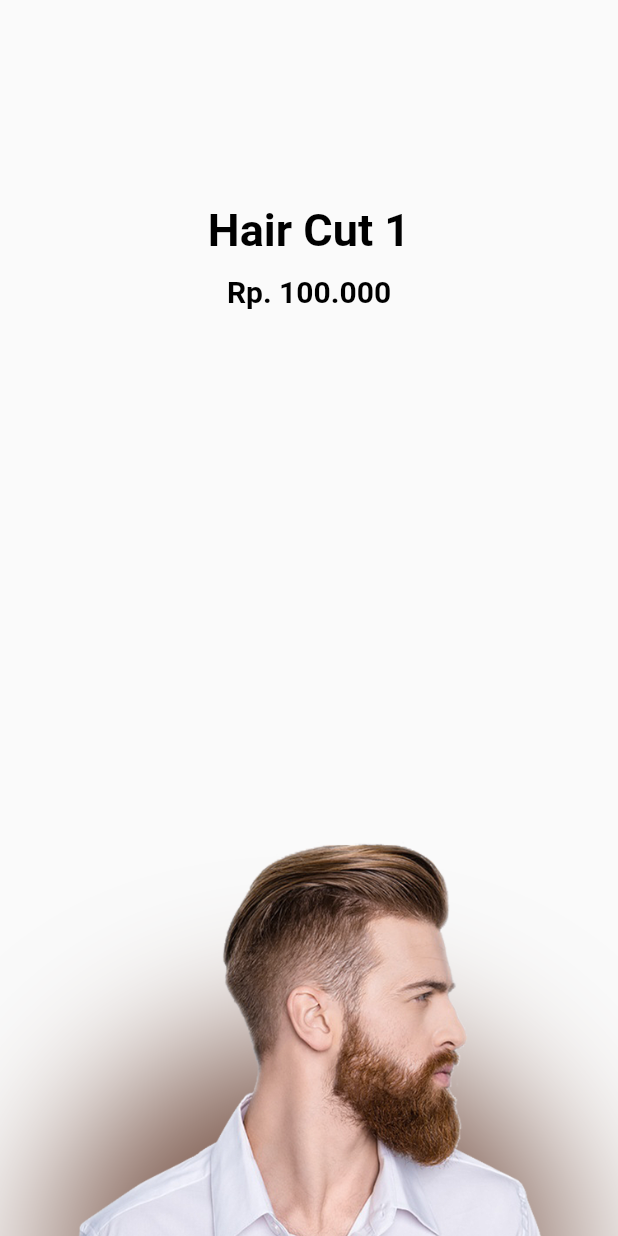
After one commit to jrdeavila/portafolio, a Flutter app: the screen it shows after launch, after a tap on "Barber Shop Animation", on a phone screen of 412 x 824 dp. The commit adds this screen. Run offline on Flutter 3.47's test engine with Material 2 defaults, Android fonts, the phone set to English and light mode, and no system bars.

Commit message:
Barber Shop Concept

```diff
--- a/lib/animations/animations.dart
+++ b/lib/animations/animations.dart
@@ -1,3 +1,4 @@
+export 'barber_shop_concept/barber_shop_page.dart';
 export 'bounce_out_bottom_bar_animation.dart';
 export 'maps_change_nofitication_listener.dart';
 export 'social_button_share_animation.dart';
--- /dev/null
+++ b/lib/animations/barber_shop_concept/barber_shop_concept.dart
@@ -0,0 +1 @@
+export 'barber_shop_page.dart';
--- /dev/null
+++ b/lib/animations/barber_shop_concept/barber_shop_page.dart
@@ -0,0 +1,178 @@
+import 'package:animation_examples/animations/barber_shop_concept/hair_cut_details_page.dart';
+import 'package:flutter/material.dart';
+import 'hair_cut.dart';
+
+class BarberShopAnimation extends StatefulWidget {
+  const BarberShopAnimation({super.key});
+
+  @override
+  State<BarberShopAnimation> createState() => _BarberShopAnimationState();
+}
+
+class _BarberShopAnimationState extends State<BarberShopAnimation> {
+  late PageController _scrollController, _textController;
+  double _currentPage = 0.0;
+  double _textPage = 0.0;
+  final Duration _duration = const Duration(milliseconds: 400);
+  @override
+  void initState() {
+    // TODO: implement initState
+    super.initState();
+    _scrollController = PageController(viewportFraction: 0.35);
+    _textController = PageController();
+    _scrollController.addListener(_scrollListener);
+    _textController.addListener(_textScrollListener);
+  }
+
+  @override
+  void dispose() {
+    // TODO: implement dispose
+    super.dispose();
+    _scrollController.dispose();
+    _textController.dispose();
+  }
+
+  void _scrollListener() {
+    setState(() {
+      _currentPage = _scrollController.page ?? 0.0;
+    });
+  }
+
+  void _textScrollListener() {
+    setState(() {
+      _textPage = _textController.page ?? 0.0;
+    });
+  }
+
+  @override
+  Widget build(BuildContext context) {
+    var height = MediaQuery.of(context).size.height;
+    var width = MediaQuery.of(context).size.width;
+    return Scaffold(
+      body: Stack(
+        children: [
+          Positioned(
+            height: height * 0.3,
+            left: 20,
+            right: 20,
+            bottom: -height * 0.2,
+            child: const DecoratedBox(
+              decoration: BoxDecoration(shape: BoxShape.circle, boxShadow: [
+                BoxShadow(
+                  color: Colors.brown,
+                  offset: Offset.zero,
+                  blurRadius: 90,
+                  spreadRadius: 50,
+                ),
+              ]),
+            ),
+          ),
+          PageView.builder(
+            controller: _scrollController,
+            scrollDirection: Axis.vertical,
+            itemCount: hairCuts.length + 1,
+            onPageChanged: ((value) {
+              if (value < hairCuts.length) {
+                _textController.animateToPage(
+                  value,
+                  duration: _duration,
+                  curve: Curves.easeInOut,
+                );
+              }
+            }),
+            itemBuilder: (context, index) {
+              if (index == 0) return const SizedBox.shrink();
+              var item = hairCuts[index - 1];
+              var result = _currentPage - index + 1;
+              var value = -0.4 * result + 1;
+              var opacity = value.clamp(0.0, 1.0);
+
+              return Transform(
+                alignment: Alignment.bottomCenter,
+                transform: Matrix4.identity()
+                  ..setEntry(3, 2, 0.001)
+                  ..translate(0.0, height / 2.6 * (1 - value).abs())
+                  ..scale(value),
+                child: Opacity(
+                  opacity: opacity,
+                  child: Padding(
+                    padding: const EdgeInsets.only(bottom: 10.0),
+                    child: GestureDetector(
+                        onTap: () => Navigator.of(context).push(
+                              PageRouteBuilder(
+                                pageBuilder:
+                                    ((context, animation, secondaryAnimation) =>
+                                        HairCutDetailsPage(item)),
+                                transitionDuration: _duration,
+                                transitionsBuilder: ((context, animation,
+                                    secondaryAnimation, child) {
+                                  return FadeTransition(
+                                    opacity: animation,
+                                    child: child,
+                                  );
+                                }),
+                              ),
+                            ),
+                        child: Hero(
+                            tag: "image_${item.description}",
+                            child: Image.asset(item.hairAsset))),
+                  ),
+                ),
+              );
+            },
+          ),
+          Positioned(
+            height: height * 0.1,
+            top: height * 0.15,
+            width: width,
+            child: Column(
+              children: [
+                Expanded(
+                  child: PageView.builder(
+                    scrollDirection: Axis.horizontal,
+                    physics: const NeverScrollableScrollPhysics(),
+                    controller: _textController,
+                    itemCount: hairCuts.length,
+                    itemBuilder: ((context, index) {
+                      var opacity = 1.0 - (_textPage - index).abs().clamp(0, 1);
+                      var item = hairCuts[index];
+                      return Center(
+                        child: Opacity(
+                          opacity: opacity,
+                          child: Hero(
+                            tag: "text_${item.description}",
+                            child: Material(
+                              child: Text(
+                                item.description,
+                                style: const TextStyle(
+                                  color: Colors.black,
+                                  fontWeight: FontWeight.bold,
+                                  fontSize: 30.0,
+                                ),
+                              ),
+                            ),
+                          ),
+                        ),
+                      );
+                    }),
+                  ),
+                ),
+                AnimatedSwitcher(
+                  duration: _duration,
+                  child: Text(
+                    hairCuts[_currentPage.toInt().clamp(0, 2)].price,
+                    key: ValueKey("key_${_currentPage.toInt()}"),
+                    style: const TextStyle(
+                        color: Colors.black,
+                        fontWeight: FontWeight.bold,
+                        fontSize: 20.0),
+                  ),
+                ),
+              ],
+            ),
+          ),
+        ],
+      ),
+    );
+  }
+}
--- /dev/null
+++ b/lib/animations/barber_shop_concept/hair_cut.dart
@@ -0,0 +1,29 @@
+class HairCut {
+  final String hairAsset;
+  final String price;
+  final String description;
+
+  HairCut({
+    required this.hairAsset,
+    required this.price,
+    required this.description,
+  });
+}
+
+List<HairCut> hairCuts = [
+  HairCut(
+    hairAsset: 'assets/hair_cut/1.png',
+    price: 'Rp. 100.000',
+    description: 'Hair Cut 1',
+  ),
+  HairCut(
+    hairAsset: 'assets/hair_cut/2.png',
+    price: 'Rp. 200.000',
+    description: 'Hair Cut 2',
+  ),
+  HairCut(
+    hairAsset: 'assets/hair_cut/3.png',
+    price: 'Rp. 300.000',
+    description: 'Hair Cut 3',
+  ),
+];
--- a/lib/home_screen.dart
+++ b/lib/home_screen.dart
@@ -34,6 +34,11 @@ class HomeScreen extends StatelessWidget {
                   builder: (_) => const MapsChangeNotificationListener())),
               child: const Text("Maps Change Nofitification Listener"),
             ),
+            ElevatedButton(
+              onPressed: () => Navigator.of(context).push(MaterialPageRoute(
+                  builder: (_) => const BarberShopAnimation())),
+              child: const Text("Barber Shop Animation"),
+            ),
           ],
         ),
       ),
```
Also changed, not shown: lib/animations/barber_shop_concept/hair_cut_details_page.dart (added, +40 -0 lines), pubspec.yaml (+4 -7 lines), assets/hair_cut/1.png (added), assets/hair_cut/2.png (added), assets/hair_cut/3.png (added), assets/hair_cut/beard_1.png (added), assets/hair_cut/beard_2.png (added), 5 other files.
